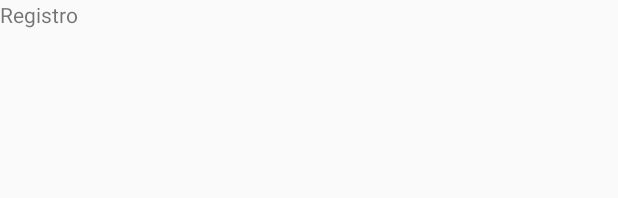
After one commit to Relg99/GuessWho, an Android app: the layout activity_registro.xml on its own in the app's theme, with its tools: preview values and no code run, on a phone screen of 412 x 824 dp. The commit adds this screen. Shown: the top 198 px of the screen. Run offline under Robolectric (Android 15) with nearby library versions, the phone set to English and light mode, and no system bars.

Commit message:
v1.3  Activities Actualizadas

```diff
--- a/app/src/main/AndroidManifest.xml
+++ b/app/src/main/AndroidManifest.xml
@@ -16,8 +16,10 @@
                 <category android:name="android.intent.category.LAUNCHER" />
             </intent-filter>
         </activity>
-        <activity android:name=".LogInActivity"
-            android:theme="@style/AppTheme.Custom"></activity>
+        <activity
+            android:name=".LogInActivity"
+            android:theme="@style/AppTheme.Custom" />
+        <activity android:name=".RegistroActivity"></activity>
     </application>
 
 </manifest>
--- a/app/src/main/res/layout/activity_menu.xml
+++ b/app/src/main/res/layout/activity_menu.xml
@@ -21,7 +21,7 @@
             android:layout_width="wrap_content"
             android:layout_height="wrap_content" />
         <TextView
-            android:layout_marginLeft="50dp"
+            android:layout_marginStart="50dp"
             android:id="@+id/tvTitulo2"
             android:text="@string/Titulo2"
             android:textSize="70sp"
@@ -78,6 +78,7 @@
         <Button
 
             android:id="@+id/bRegistro"
+            android:onClick="clikRegistro"
             android:layout_width="wrap_content"
             android:layout_height="wrap_content"
             android:layout_alignParentBottom="true"
--- /dev/null
+++ b/app/src/main/res/layout/activity_registro.xml
@@ -0,0 +1,14 @@
+<?xml version="1.0" encoding="utf-8"?>
+<LinearLayout xmlns:android="http://schemas.android.com/apk/res/android"
+    xmlns:app="http://schemas.android.com/apk/res-auto"
+    xmlns:tools="http://schemas.android.com/tools"
+    android:layout_width="match_parent"
+    android:layout_height="match_parent"
+    tools:context=".RegistroActivity">
+
+    <TextView
+        android:text="Registro"
+        android:layout_width="wrap_content"
+        android:layout_height="wrap_content" />
+
+</LinearLayout>
--- a/app/src/main/res/values/strings.xml
+++ b/app/src/main/res/values/strings.xml
@@ -8,4 +8,5 @@
     <string name="bRegistro">Registro</string>
     <string name="hUsuario">Usuario</string>
     <string name="hContraseña">Contraseña</string>
+    <string name="bIniciarSesion">Iniciar Sesion</string>
 </resources>
--- a/app/src/main/res/values/styles.xml
+++ b/app/src/main/res/values/styles.xml
@@ -12,6 +12,7 @@
 
         <item name="android:windowIsTranslucent">true</item>
         <item name="android:windowCloseOnTouchOutside">true</item>
+
     </style>
 
 </resources>
```
Also changed, not shown: app/src/main/java/com/rnagames/guesswho/LogInActivity.java (+22 -2 lines), app/src/main/java/com/rnagames/guesswho/MenuActivity.java (+17 -0 lines), app/src/main/java/com/rnagames/guesswho/RegistroActivity.java (added, +20 -0 lines), app/src/main/res/drawable/rounded_corners.xml (added, +7 -0 lines), app/src/main/res/layout/activity_log_in.xml (+42 -8 lines).
